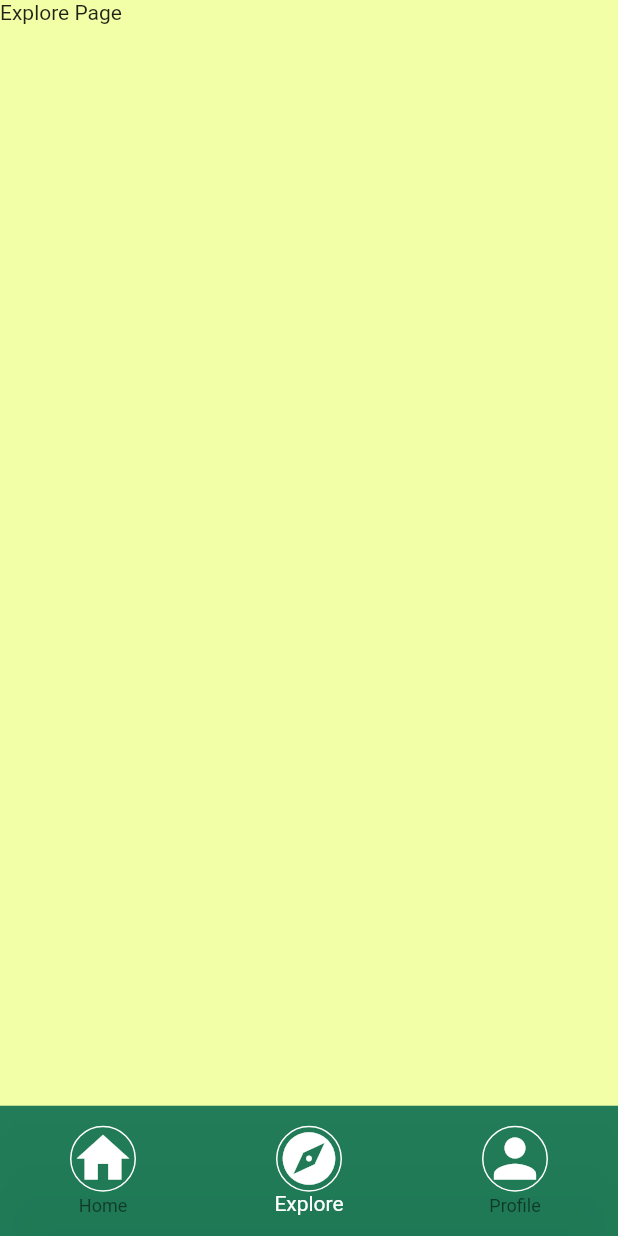
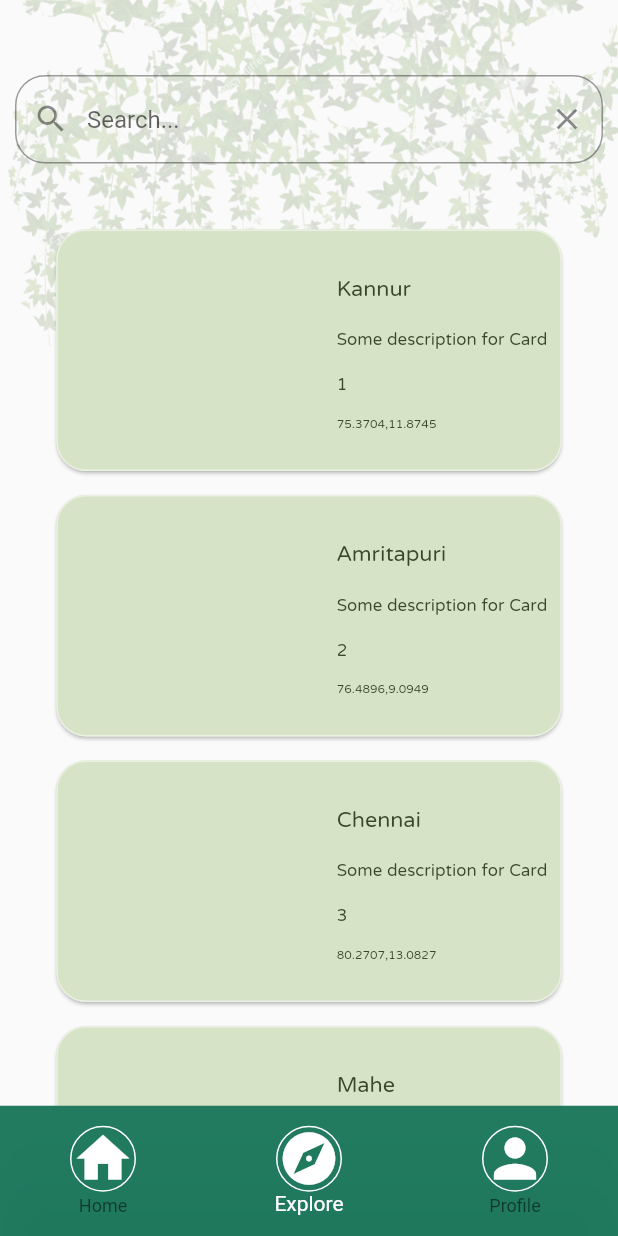
Before and after one commit to spellsharp/trasheroo, a Flutter app: the screen it shows after launch, item 2 of the bottom bar chosen, on a phone screen of 412 x 824 dp. Run offline on Flutter 3.47's test engine with Material 2 defaults, Android fonts, the light colour scheme and no system bars; our stand-ins replace dotted_border, drop_shadow, firebase_auth, firebase_core, font_awesome_flutter, image_picker and 2 more; missing offline and left inert: flutter_osm_plugin; accounts and stored records are empty.

Commit message:
Edited UI

```diff
--- /dev/null
+++ b/lib/Explore.dart
@@ -0,0 +1,210 @@
+import 'package:flutter/src/widgets/container.dart';
+import 'package:flutter/src/widgets/framework.dart';
+import 'package:flutter/material.dart';
+import 'Volunteer.dart';
+
+class ExploreCard extends StatefulWidget {
+  final cardData;
+  final cardDescription;
+  final coordinates;
+  const ExploreCard(
+      {Key? key, this.cardData, this.cardDescription, this.coordinates})
+      : super(key: key);
+
+  @override
+  State<ExploreCard> createState() => _ExploreCardState();
+}
+
+class _ExploreCardState extends State<ExploreCard> {
+  @override
+  Widget build(BuildContext context) {
+    return GestureDetector(
+      onTap: (() {
+        Navigator.push(
+          context,
+          MaterialPageRoute(
+            builder: (context) => Volunteer(
+              cardData: widget.cardData,
+              cardDescription: widget.cardDescription,
+              coordinates: widget.coordinates,
+            ),
+          ),
+        );
+      }),
+      child: Padding(
+        padding: const EdgeInsets.only(bottom: 8.0),
+        child: Card(
+            shape: RoundedRectangleBorder(
+              side: BorderSide(
+                color: Color.fromARGB(255, 234, 240, 226),
+              ),
+              borderRadius: BorderRadius.circular(20.0),
+            ),
+            child: Container(
+              height: 161,
+              width: 337,
+              decoration: BoxDecoration(
+                borderRadius: BorderRadius.all(Radius.circular(20)),
+                color: Color.fromARGB(100, 152, 183, 111),
+              ),
+              child: Column(
+                crossAxisAlignment: CrossAxisAlignment.center,
+                mainAxisAlignment: MainAxisAlignment.center,
+                children: [
+                  Row(
+                    mainAxisAlignment: MainAxisAlignment.end,
+                    crossAxisAlignment: CrossAxisAlignment.center,
+                    children: [
+                      SizedBox(
+                        width: 150,
+                        child: Column(
+                          mainAxisAlignment: MainAxisAlignment.start,
+                          crossAxisAlignment: CrossAxisAlignment.start,
+                          children: [
+                            Text(
+                              widget.cardData,
+                              style: TextStyle(
+                                  color: Color.fromARGB(255, 56, 72, 41),
+                                  fontSize: 18,
+                                  fontFamily: 'NTR'),
+                            ),
+                            SizedBox(width: 10),
+                            Text(
+                              widget.cardDescription,
+                              style: TextStyle(
+                                  color: Color.fromARGB(255, 56, 72, 41),
+                                  fontSize: 14,
+                                  fontFamily: 'NTR'),
+                            ),
+                            SizedBox(width: 10),
+                            Text(
+                              widget.coordinates,
+                              style: TextStyle(
+                                  color: Color.fromARGB(255, 56, 72, 41),
+                                  fontSize: 10,
+                                  fontFamily: 'NTR'),
+                            ),
+                          ],
+                        ),
+                      ),
+                    ],
+                  ),
+                ],
+              ),
+            )),
+      ),
+    );
+  }
+}
+
+class Explore extends StatefulWidget {
+  const Explore({super.key});
+
+  @override
+  State<Explore> createState() => _ExploreState();
+}
+
+class _ExploreState extends State<Explore> {
+  final TextEditingController _searchController = TextEditingController();
+  late String heading;
+  late String cardData;
+  Map<String, Map<String, String>> _cardData = {
+    'Card 1': {
+      'Location': 'Kannur',
+      'Description': 'Some description for Card 1',
+      'Coordinate': '75.3704,11.8745',
+    },
+    'Card 2': {
+      'Location': 'Amritapuri',
+      'Description': 'Some description for Card 2',
+      'Coordinate': '76.4896,9.0949',
+    },
+    'Card 3': {
+      'Location': 'Chennai',
+      'Description': 'Some description for Card 3',
+      'Coordinate': '80.2707,13.0827',
+    },
+    'Card 4': {
+      'Location': 'Mahe',
+      'Description': 'Some description for Card 4',
+      'Coordinate': '75.5343,11.7002',
+    },
+    'Card 5': {
+      'Location': 'Ernakulam',
+      'Description': 'Some description for Card 5',
+      'Coordinate': '76.2999,9.9816',
+    },
+  };
+
+  List<Widget> _cardDisplay() {
+    List<Widget> cardList = [];
+
+    _cardData.forEach((key, value) {
+      if (value is Map<String, String>) {
+        cardList.add(ExploreCard(
+          cardData: "${value['Location']}",
+          cardDescription: "${value['Description']}",
+          coordinates: "${value['Coordinate']}",
+        ));
+      } else {
+        cardList.add(ExploreCard(cardData: value));
+      }
+    });
+
+    return cardList;
+  }
+
+  @override
+  Widget build(BuildContext context) {
+    return Scaffold(
+      // backgroundColor: const Color.fromRGBO(243, 255, 166, 1),
+      body: Container(
+        child: SingleChildScrollView(
+          child: Stack(
+            children: [
+              Opacity(
+                  opacity: 0.2, child: Image.asset('assets/vineDropNoBG.jpg')),
+              Column(
+                children: [
+                  SizedBox(
+                    height: 40,
+                  ),
+                  Padding(
+                    padding: const EdgeInsets.all(10.0),
+                    child: TextField(
+                      onSubmitted: (value) {
+                        print("Search requested");
+                      },
+                      controller: _searchController,
+                      decoration: InputDecoration(
+                        hintText: 'Search...',
+                        // Add a clear button to the search bar
+                        suffixIcon: IconButton(
+                          icon: Icon(Icons.clear),
+                          onPressed: () => _searchController.clear(),
+                        ),
+                        // Add a search icon or button to the search bar
+                        prefixIcon: IconButton(
+                          icon: Icon(Icons.search),
+                          onPressed: () {
+                            // Perform the search here
+                            print("Search button clicked");
+                          },
+                        ),
+                        border: OutlineInputBorder(
+                          borderRadius: BorderRadius.circular(20.0),
+                        ),
+                      ),
+                    ),
+                  ),
+                  SizedBox(height: 30),
+                  ..._cardDisplay(),
+                ],
+              ),
+            ],
+          ),
+        ),
+      ),
+    );
+  }
+}
--- a/lib/main.dart
+++ b/lib/main.dart
@@ -5,6 +5,7 @@ import 'SideBar.dart';
 import 'package:firebase_auth/firebase_auth.dart';
 import 'package:firebase_core/firebase_core.dart';
 import 'Profile.dart';
+import 'Explore.dart';
 
 void main() async {
   WidgetsFlutterBinding.ensureInitialized();
@@ -62,7 +63,7 @@ class _MyHomePageState extends State<MyHomePage> {
   Home _homePage = Home();
   static List<Widget> _widgetOptions = <Widget>[
     Home(),
-    Text('Explore Page'),
+    Explore(),
     Profile(),
   ];
 
@@ -76,9 +77,15 @@ class _MyHomePageState extends State<MyHomePage> {
   Widget build(BuildContext context) {
     final double appBarHeight = AppBar().preferredSize.height;
     // bool isDrawerOpen = _homePage.isDrawerOpen();
-    return SafeArea(
+    return RefreshIndicator(
+      onRefresh: () async {
+        await Future.delayed(Duration(milliseconds: 1500));
+        Navigator.pushReplacement(context,
+            MaterialPageRoute(builder: (BuildContext context) => super.widget));
+      },
+      child: SafeArea(
         child: Scaffold(
-        backgroundColor: const Color.fromRGBO(243, 255, 166, 1),
+          // backgroundColor: const Color.fromRGBO(243, 255, 166, 1),
           bottomNavigationBar: Container(
             decoration: const BoxDecoration(
               borderRadius: BorderRadius.only(
@@ -138,6 +145,7 @@ class _MyHomePageState extends State<MyHomePage> {
           ),
           body: _widgetOptions[_selectedIndex],
         ),
+      ),
     );
   }
 }
--- a/pubspec.yaml
+++ b/pubspec.yaml
@@ -78,6 +78,9 @@ flutter:
   assets:
     - assets/Logo.png
     - assets/ByteForge.png
+    - assets/vineDropNoBG.jpg
+    - assets/climberNoBG.jpg
+    - assets/BG.png
   fonts:
     - family: NTR
       fonts:
```
Also changed, not shown: lib/AboutUs.dart (+4 -4 lines), lib/HomePage.dart (+20 -11 lines), lib/Profile.dart (+20 -11 lines), lib/Volunteer.dart (+18 -4 lines), lib/postIssue.dart (+18 -4 lines), assets/BG.png (added), assets/climber.jpg (added), assets/climberNoBG.jpg (added), assets/vineDropBG.jpg (added), assets/vineDropNoBG.jpg (added). Lines whose indentation alone changed are shown as unchanged.
